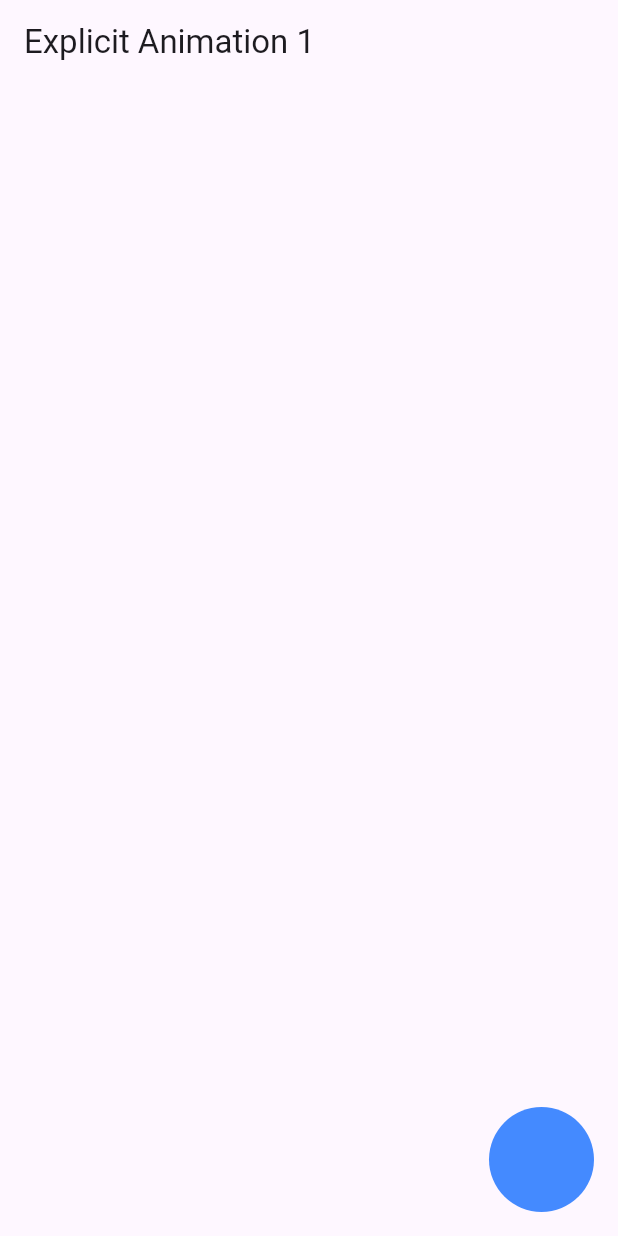
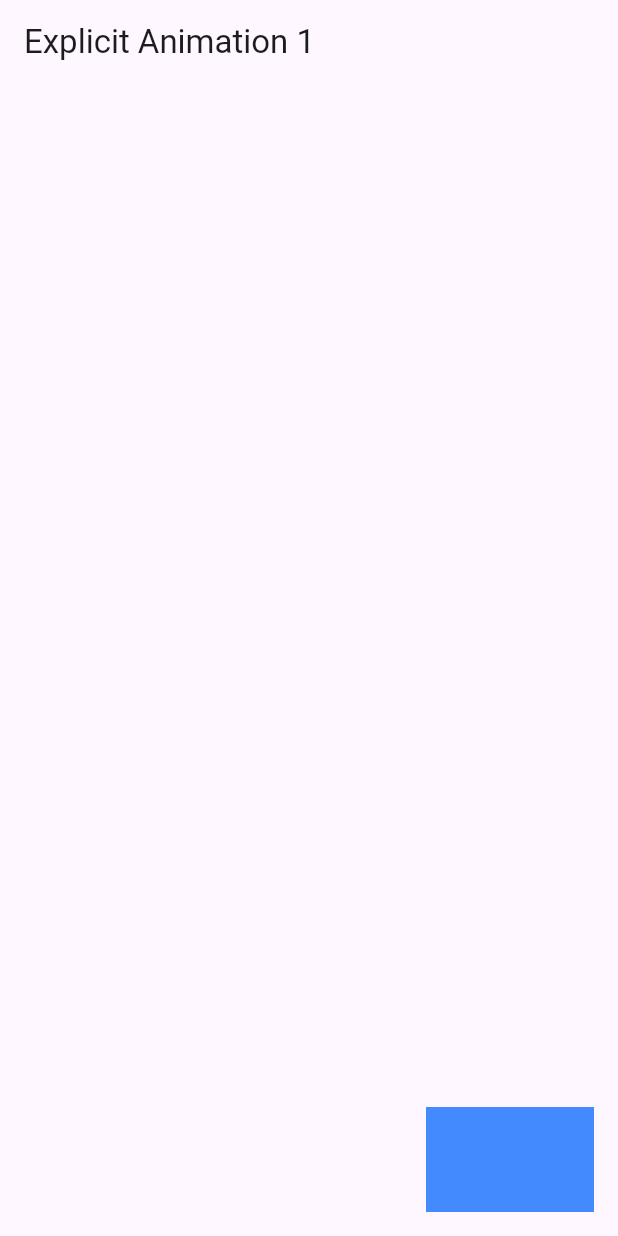
Before and after one commit to itajacybsd/animacao3, a Flutter app: the screen it shows after launch, on a phone screen of 412 x 824 dp. Run offline on Flutter 3.47's test engine with Material 3 defaults, Android fonts, the light colour scheme and no system bars.

Commit message:
funcionando, mas sem transicao suave por enqto

```diff
--- a/lib/controlled_animation.dart
+++ b/lib/controlled_animation.dart
@@ -1,23 +1,60 @@
 import 'package:flutter/material.dart';
 
-class ControlledAnimation extends StatelessWidget {
+class ControlledAnimation extends StatefulWidget {
   const ControlledAnimation({super.key});
 
   @override
+  State<ControlledAnimation> createState() => _ControlledAnimationState();
+}
+
+class _ControlledAnimationState extends State<ControlledAnimation>
+    with SingleTickerProviderStateMixin {
+  late AnimationController controller;
+  // late Animation<double> animation;
+  late Alignment alignment; // Alignment.bottomRight || Alignment.topCenter
+  bool isPressed = false;
+  double width = 70;
+  double border = 35;
+  @override
+  void initState() {
+    controller = AnimationController(
+      duration: Duration(seconds: 15),
+      vsync: this,
+    )..forward();
+    alignment = Alignment.bottomRight;
+
+    super.initState();
+  }
+
+  @override
   Widget build(BuildContext context) {
+    var animation = IntTween(begin: 70, end: 150).animate(controller);
     return Scaffold(
       appBar: AppBar(title: const Text('Explicit Animation 1')),
-      body: Align(
-        alignment: Alignment.bottomRight,
+      body: AnimatedBuilder(
+        animation: animation,
+        builder: (BuildContext context, Widget? child) {
+          return Align(
+            alignment: alignment,
             child: Container(
               margin: EdgeInsets.all(16),
               height: 70,
-          width: 70,
+              width: animation.value.toDouble(),
               decoration: BoxDecoration(
                 color: Colors.blueAccent,
-            borderRadius: BorderRadius.circular(35),
+                borderRadius: BorderRadius.circular(isPressed ? 35 : 0),
+              ),
+              child: GestureDetector(
+                onTap: () {
+                  isPressed ? controller.forward() : controller.reverse();
+                  alignment =
+                      isPressed ? Alignment.topCenter : Alignment.bottomRight;
+                  isPressed = !isPressed;
+                },
               ),
             ),
+          );
+        },
       ),
     );
   }
```
Lines whose indentation alone changed are shown as unchanged.
